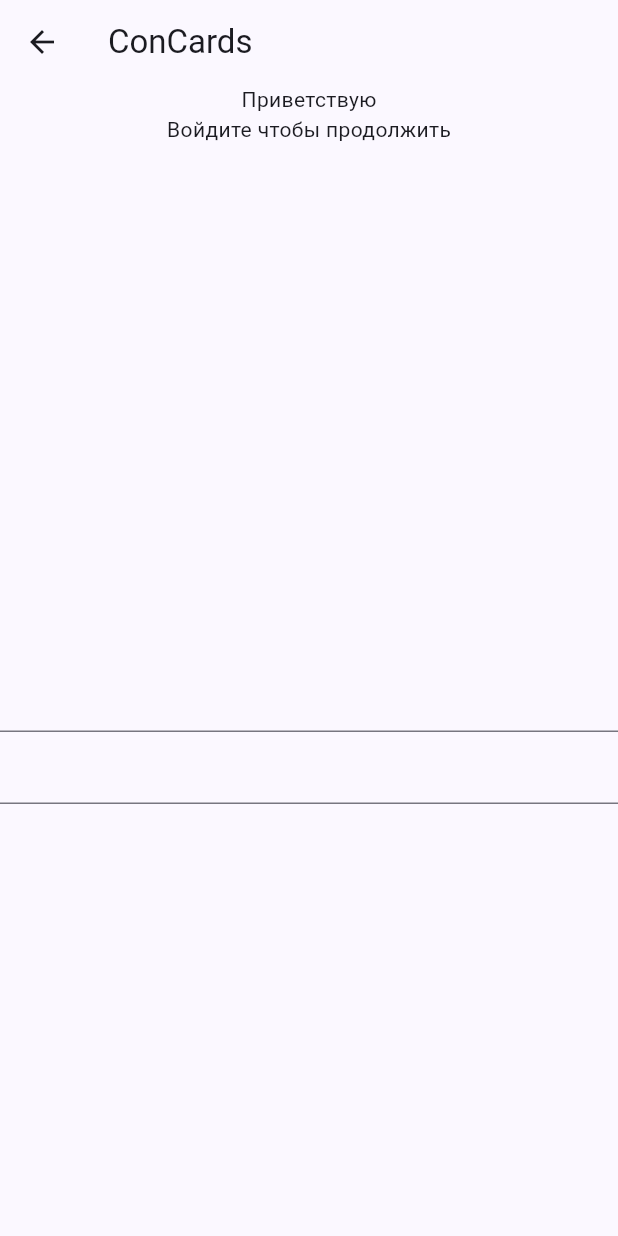
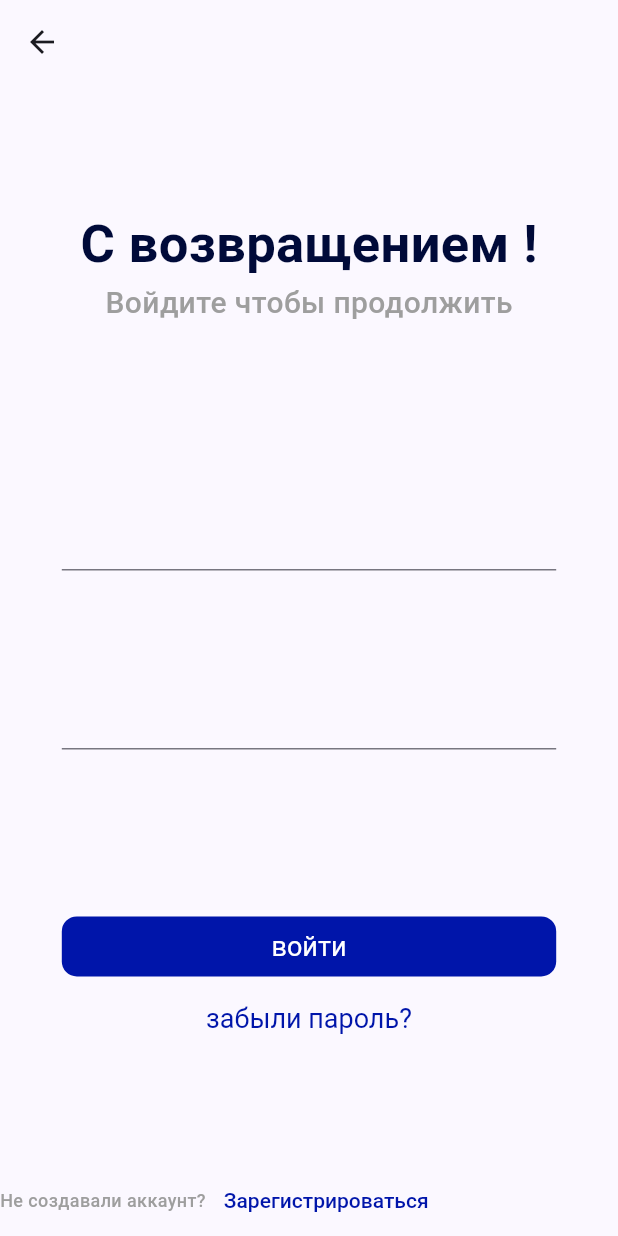
Before and after one commit to Ivan-Stefashin/con_cards, a Flutter app: the screen it shows after launch, after a tap on "войти", on a phone screen of 412 x 824 dp. Run offline on Flutter 3.47's test engine with Material 3 defaults, Android fonts, the phone set to English and light mode, and no system bars.

Commit message:
сделал экраны logIn.dart, signUp.dart

```diff
--- a/lib/main.dart
+++ b/lib/main.dart
@@ -1,5 +1,5 @@
 import 'package:flutter/material.dart';
-import '../../screans/login/welcome.dart';
+import 'package:con_cards/screens/login/welcome.dart';
 
 void main() {
   runApp(
@@ -7,8 +7,7 @@
         title: 'Flutter Demo',
 
         theme: ThemeData(
-          colorScheme: ColorScheme.fromSeed(seedColor: Color.fromRGBO(
-              0, 32, 255, 1.0)),
+          colorScheme: ColorScheme.fromSeed(seedColor: Color.fromRGBO(0, 32, 255, 1.0)),
           useMaterial3: true,
           textButtonTheme: TextButtonThemeData(
             style: ButtonStyle(
--- a/lib/screans/login/login.dart
+++ /dev/null
@@ -1,39 +0,0 @@
-import 'package:flutter/material.dart';
-
-class Login extends StatelessWidget {
-  const Login({super.key});
-
-  @override
-  Widget build(BuildContext context) {
-    return Scaffold(
-      appBar: AppBar(
-        title: Text('ConCards'),
-      ),
-    body: Center(
-      child: Container(
-        alignment: Alignment.center,
-        child: Column(
-          children: [
-            Expanded(
-              child: Column(
-                children: [
-                  Text("Приветствую"),
-                  Text("Войдите чтобы продолжить"),
-                ],
-              ),
-            ),
-            Expanded(
-                child: Column(
-                  children: [
-                    TextField(),
-                    TextField(),
-                  ],
-                ),
-            ),
-          ],
-        ),
-      ),
-    ),
-    );
-  }
-}
--- /dev/null
+++ b/lib/screens/login/logIn.dart
@@ -0,0 +1,139 @@
+import 'package:con_cards/screens/login/signUp.dart';
+import 'package:con_cards/screens/login/welcome.dart';
+import 'package:flutter/material.dart';
+
+class Login extends StatelessWidget {
+  const Login({super.key});
+
+  @override
+  Widget build(BuildContext context) {
+    return Scaffold(
+      appBar: AppBar(
+        leading: IconButton(onPressed: (){
+            Navigator.push(
+                context,
+                MaterialPageRoute(
+                    builder: (context) => Welcome()));
+          },
+            icon: Icon(Icons.arrow_back),
+          ),
+      ),
+    body: Center(
+      child: Container(
+        width: MediaQuery.of(context).size.width * 0.8,
+        height: MediaQuery.of(context).size.height * 0.87,
+        child: Column(
+          children: [
+            Expanded(
+              //flex: 1,
+              child: Column(
+                mainAxisAlignment: MainAxisAlignment.center,
+                children: [
+                  Text("С возвращением !",
+                    style: TextStyle(
+                      fontSize: 35,
+                      fontWeight: FontWeight.w600,
+                      color: Color.fromRGBO(0, 10, 57, 1.0),
+                    ),
+                  ),
+                  Text("Войдите чтобы продолжить",
+                    style: TextStyle(
+                      fontSize: 20,
+                      fontWeight: FontWeight.w500,
+                      color: Colors.grey,
+                    ),
+                  ),
+                ],
+              ),
+            ),
+            Expanded(
+              //flex: 2,
+                child: Column(
+                  mainAxisAlignment: MainAxisAlignment.spaceAround,
+                  children: [
+                    TextField(),
+                    // SizedBox(
+                    //   height: 50,
+                    // ),
+                    TextField(),
+                  ],
+                ),
+            ),
+            Expanded(
+              //flex: 1,
+              child: Center(
+                child: Column(
+                  mainAxisAlignment: MainAxisAlignment.center,
+                  children: [
+                    SizedBox(
+                      width: double.infinity,
+                      child: TextButton(
+                        onPressed: (){
+
+                        },
+                        child: Text('войти',
+                          style: TextStyle(
+                            fontSize: 18,
+                            color: Colors.white,
+                          ),
+                        ),
+                      ),
+                    ),
+                    SizedBox(
+                      width: double.infinity,
+                      child: TextButton(onPressed: (){
+                        Navigator.pop(context);
+                      },
+                          child: Text('забыли пароль?',
+                          style: TextStyle(
+                            fontSize: 18,
+                            color: Color.fromRGBO(0,21,170, 1),
+                          ),
+                          ),
+                        style: TextButton.styleFrom(
+                            backgroundColor: Color(0),
+                        ),
+                      ),
+                    )
+                  ],
+                ),
+              ),
+            ),
+          ],
+        ),
+      ),
+    ),
+      bottomNavigationBar: Container(
+        //alignment: Alignment.bottomCenter,
+        child: Row(
+          children: [
+            Text('Не создавали аккаунт?',
+              style: TextStyle(
+                fontSize: 12,
+                fontWeight: FontWeight.w500,
+                color: Colors.grey,
+              ),
+            ),
+            TextButton(onPressed: (){
+              Navigator.push(
+                  context,
+                  MaterialPageRoute(
+                      builder: (context) => Signup()));
+            },
+                child: Text('Зарегистрироваться',
+                  style: TextStyle(
+                    fontSize: 14,
+                    fontWeight: FontWeight.w500,
+                    color: Color.fromRGBO(0,21,170, 1),
+                  ),
+                ),
+              style: TextButton.styleFrom(
+                backgroundColor: Color(0),
+              ),
+            ),
+          ],
+        ),
+      ),
+    );
+  }
+}
--- a/lib/screans/login/welcome.dart
+++ b/lib/screens/login/welcome.dart
@@ -1,8 +1,9 @@
 //import 'dart:collection';
 //import 'dart:io';
 
+import 'package:con_cards/screens/login/signUp.dart';
 import 'package:flutter/material.dart';
-import '../../screans/login/login.dart';
+import 'package:con_cards/screens/login/logIn.dart';
 
 class Welcome extends StatelessWidget {
   const Welcome({super.key});
@@ -57,17 +58,17 @@
                       child:
                           Column(
                             children: [
-                              Text('Привет !',
+                              Text('Приветствуем !',
                               textAlign: TextAlign.center,
                               style: TextStyle(
-                                fontSize: 25,
-                                color: Colors.black,
-                                fontStyle: FontStyle.italic,
-                                  fontWeight: FontWeight.w500,
+                                fontSize: 30,
+                                fontWeight: FontWeight.w600,
+                                //fontStyle: FontStyle.italic,
+                                color: Color.fromRGBO(0, 10, 57, 1.0),
                               ),
                               ),
                               Text('Благодарим за доверие нам.'
-                                  '\nConCards - удобное приложение для всех твоих банковских карт!',
+                                  '\nConCards - удобное приложение для всех ваших банковских карт!',
                                 textAlign: TextAlign.center,
                                 style: TextStyle(
                                   fontSize: 15,
@@ -83,19 +84,13 @@
               ),
               Expanded(
                 flex: 2,
-                  child: Container(
-                    //color: Colors.yellow,
+                  //child: Container(
                     child: Column(
                       children: [
                         Expanded(
                             child: Center(
-                              child: Container(
-                                //margin: EdgeInsets.all(10),
-                                width: double.infinity,//MediaQuery.of(context).size.width * 0.65,
-                                decoration: BoxDecoration(
-                                    borderRadius: BorderRadius.circular(10),
-                                    //color: Color.fromRGBO(0, 0, 139, 100),
-                                ),
+                              child: SizedBox(
+                                width: double.infinity,
                                 child: TextButton(
                                     onPressed: () {
                                       Navigator.push(
@@ -114,14 +109,21 @@
                         ),
                          Expanded(
                            child: Center(
-                               child: Container(
-                                 //margin: EdgeInsets.all(12),
+                               child: SizedBox(
                                  width: double.infinity,
                                  child: OutlinedButton(
                                    onPressed: () {
-
+                                     Navigator.push(
+                                         context,
+                                         MaterialPageRoute(
+                                             builder: (context) => Signup()));
                                    },
-                                   child: Text('зарегистрироваться',),
+                                   child: Text('зарегистрироваться',
+                                   style: TextStyle(
+                                     fontSize: 18,
+                                     color: Color.fromRGBO(0,21,170, 1),
+                                   ),
+                                   ),
                                  ),
                                )
                            ),
@@ -129,7 +131,7 @@
                       ],
                     ),
                   ),
-              )
+              //),
             ],
           ),
         )
```
Also changed, not shown: lib/screens/login/signUp.dart (added, +116 -0 lines), lib/screens/homePage.dart (renamed from lib/screans/home_page.dart).
